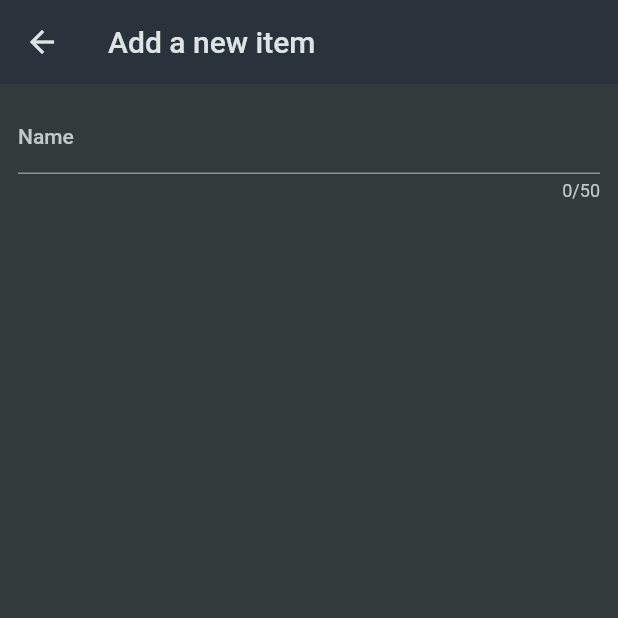
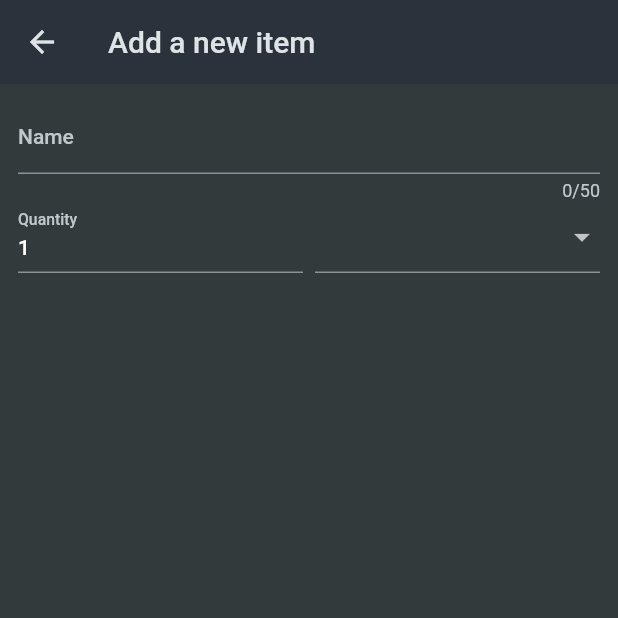
Before and after one commit to thenext10legend/shopping_list, a Flutter app: the NewItem screen opened directly, on a phone screen of 412 x 824 dp, the top half of it. Run offline on Flutter 3.47's test engine with Material 2 defaults, Android fonts, the phone set to English and light mode, and no system bars.

```diff
--- a/lib/widgets/new_item.dart
+++ b/lib/widgets/new_item.dart
@@ -1,6 +1,7 @@
 // ignore_for_file: prefer_const_constructors
 
 import 'package:flutter/material.dart';
+import 'package:shopping_list/data/categories.dart';
 
 class NewItem extends StatefulWidget {
   const NewItem({super.key});
@@ -30,6 +31,45 @@ class _NewItemState extends State<NewItem> {
                   return "Demo...";
                 },
               ),
+              Row(
+                crossAxisAlignment: CrossAxisAlignment.end,
+                children: [
+                  Expanded(
+                    child: TextFormField(
+                      decoration: InputDecoration(
+                        label: Text("Quantity"),
+                      ),
+                      initialValue: '1',
+                    ),
+                  ),
+                  SizedBox(
+                    width: 8,
+                  ),
+                  Expanded(
+                    child: DropdownButtonFormField(
+                      items: [
+                        for (final category in categories.entries)
+                          DropdownMenuItem(
+                              value: category.value,
+                              child: Row(
+                                children: [
+                                  Container(
+                                    width: 16,
+                                    height: 16,
+                                    color: category.value.color,
+                                  ),
+                                  SizedBox(
+                                    width: 6,
+                                  ),
+                                  Text(category.value.title),
+                                ],
+                              ))
+                      ],
+                      onChanged: (value) {},
+                    ),
+                  )
+                ],
+              )
             ],
           ),
         ),
```
